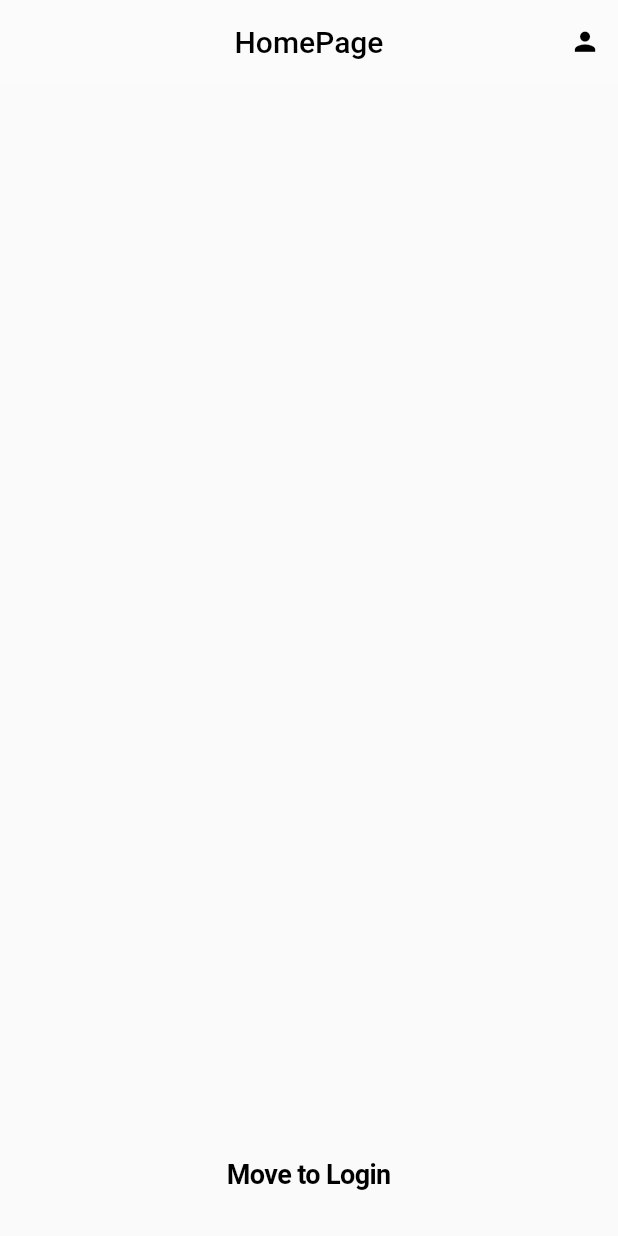
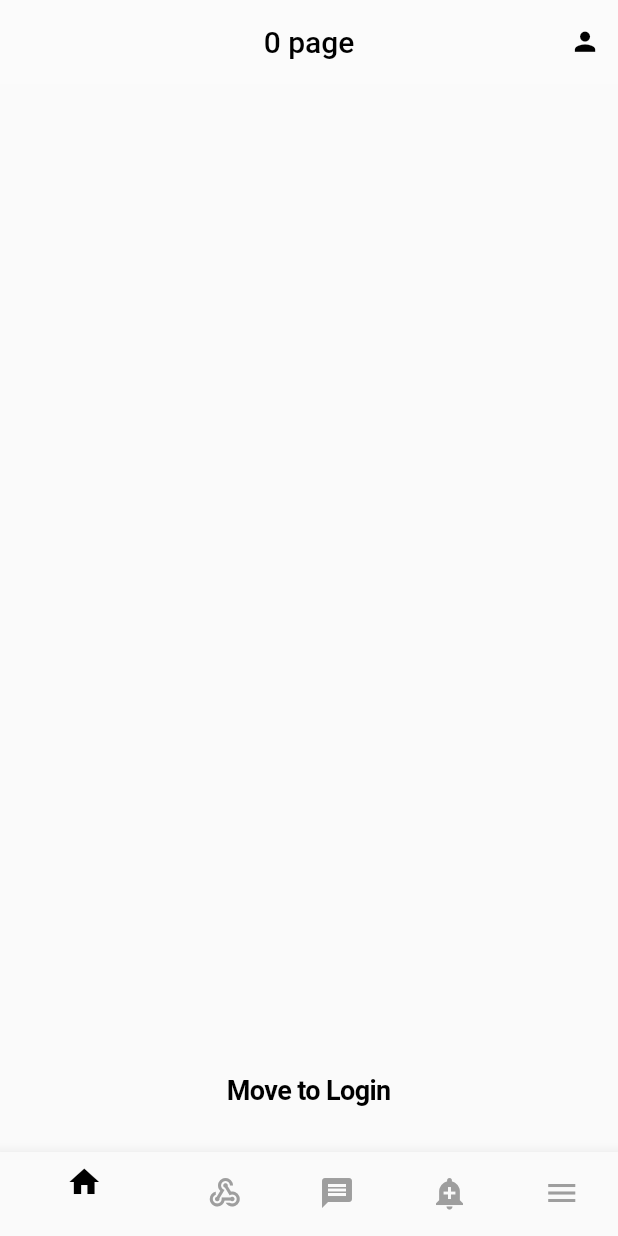
Before and after one commit to online-garazh/mobile, a Flutter app: the screen it shows after launch, on a phone screen of 412 x 824 dp. Run offline on Flutter 3.47's test engine with Material 2 defaults, Android fonts, the phone set to English and light mode, and no system bars.

```diff
--- a/lib/app.dart
+++ b/lib/app.dart
@@ -1,13 +1,129 @@
 import 'package:flutter/material.dart';
+import 'package:mobile/components/custom_app_bar.dart';
+import 'package:mobile/components/custom_icon_button.dart';
 import 'package:mobile/features/home/pages/home_page.dart';
+import 'package:mobile/features/profile/pages/profile_page.dart';
+import 'package:mobile/navigation/navigation.dart';
+import 'package:mobile/theme/custom_styles.dart';
 
-class App extends StatelessWidget {
+class App extends StatefulWidget {
   const App({super.key});
 
   @override
+  State<App> createState() => _AppState();
+}
+
+class _AppState extends State<App> {
+  late PageController pageController;
+
+  int _selectedIndex = 0;
+  @override
+  void initState() {
+    pageController = PageController(
+      initialPage: _selectedIndex,
+    );
+
+    super.initState();
+  }
+
+  void _onItemTapped(int index) {
+    _selectedIndex = index;
+    pageController
+      ..jumpToPage(index)
+      ..animateToPage(index, duration: const Duration(seconds: 2), curve: Curves.easeIn);
+    setState(() {});
+  }
+
+  @override
   Widget build(BuildContext context) {
-    return const MaterialApp(
-      home: HomePage(),
+    return MaterialApp(
+      navigatorKey: MainNavigator.mainNavigatorKey,
+      home: Scaffold(
+        appBar: CustomAppBar(
+          title: Text('$_selectedIndex page'),
+          actions: [
+            CustomIconButton(
+              onPressed: () {
+                MainNavigator.mainNavigatorKey.currentState?.push(
+                  MaterialPageRoute(builder: (context) => const ProfilePage()),
+                );
+              },
+              icon: Icons.person,
+              color: AppPalette.black,
+            )
+          ],
+        ),
+        body: Stack(
+          children: [
+            Column(
+              children: [
+                Expanded(
+                    child: PageView(
+                  physics: const NeverScrollableScrollPhysics(),
+                  controller: pageController,
+                  children: const [
+                    HomePage(),
+                    Scaffold(),
+                    Scaffold(),
+                    Scaffold(),
+                    Scaffold(),
+                  ],
+                )),
+              ],
+            ),
+          ],
+        ),
+        bottomNavigationBar: BottomNavigationBar(
+          currentIndex: _selectedIndex,
+          unselectedItemColor: AppPalette.grey500,
+          selectedItemColor: AppPalette.black,
+          onTap: (i) {
+            _onItemTapped(i);
+          },
+          items: const [
+            BottomNavigationBarItem(
+                activeIcon: Icon(
+                  Icons.home,
+                ),
+                icon: Icon(
+                  Icons.home,
+                ),
+                label: ''),
+            BottomNavigationBarItem(
+                activeIcon: Icon(
+                  Icons.webhook,
+                ),
+                icon: Icon(
+                  Icons.webhook,
+                ),
+                label: ''),
+            BottomNavigationBarItem(
+                activeIcon: Icon(
+                  Icons.message,
+                ),
+                icon: Icon(
+                  Icons.message,
+                ),
+                label: ''),
+            BottomNavigationBarItem(
+                activeIcon: Icon(
+                  Icons.add_alert,
+                ),
+                icon: Icon(
+                  Icons.add_alert,
+                ),
+                label: ''),
+            BottomNavigationBarItem(
+                activeIcon: Icon(
+                  Icons.menu,
+                ),
+                icon: Icon(
+                  Icons.menu,
+                ),
+                label: ''),
+          ],
+        ),
+      ),
     );
   }
 }
--- a/lib/features/home/pages/home_page.dart
+++ b/lib/features/home/pages/home_page.dart
@@ -1,11 +1,7 @@
 import 'package:flutter/material.dart';
-import 'package:mobile/components/custom_app_bar.dart';
-import 'package:mobile/components/custom_icon_button.dart';
 import 'package:mobile/components/custom_text_button.dart';
 import 'package:mobile/components/spacers.dart';
 import 'package:mobile/features/login/pages/login.dart';
-import 'package:mobile/features/profile/pages/profile_page.dart';
-import 'package:mobile/theme/custom_styles.dart';
 
 class HomePage extends StatelessWidget {
   const HomePage({super.key});
@@ -13,21 +9,6 @@ class HomePage extends StatelessWidget {
   @override
   Widget build(BuildContext context) {
     return Scaffold(
-      appBar: CustomAppBar(
-        title: const Text('HomePage'),
-        actions: [
-          CustomIconButton(
-            onPressed: () {
-              Navigator.push(
-                context,
-                MaterialPageRoute(builder: (context) => const ProfilePage()),
-              );
-            },
-            icon: Icons.person,
-            color: AppPalette.black,
-          )
-        ],
-      ),
       body: Column(
         mainAxisAlignment: MainAxisAlignment.end,
         crossAxisAlignment: CrossAxisAlignment.stretch,
--- /dev/null
+++ b/lib/navigation/navigation.dart
@@ -0,0 +1,5 @@
+import 'package:flutter/material.dart';
+
+class MainNavigator {
+  static GlobalKey<NavigatorState> mainNavigatorKey = GlobalKey<NavigatorState>();
+}
```
Also changed, not shown: lib/navigation/model/main_tab.dart (added).
